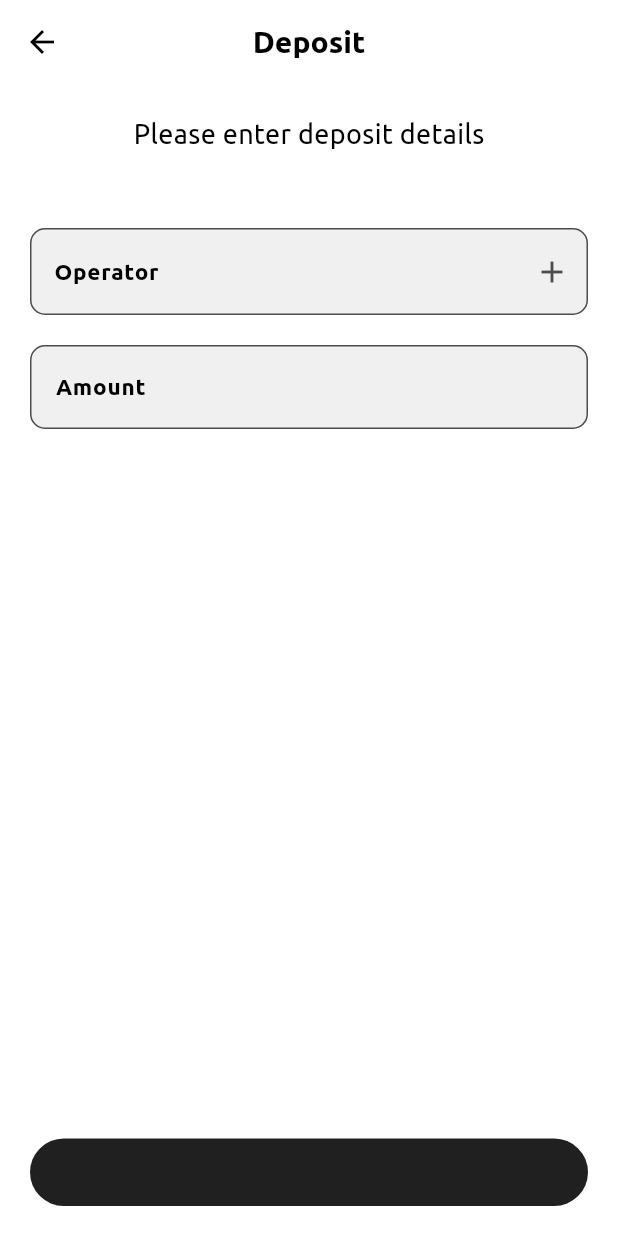
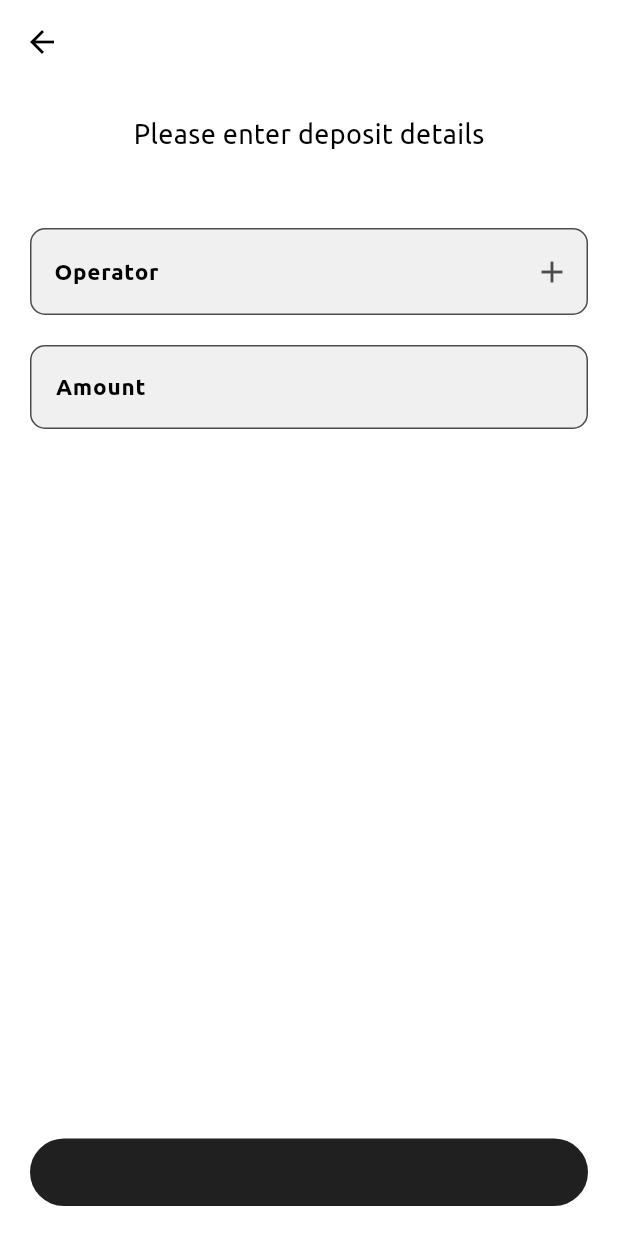
Before and after one commit to top2429/Finance-App, a Flutter app: the DepositDetails screen opened directly, on a phone screen of 412 x 824 dp. Run offline on Flutter 3.47's test engine with Material 3 defaults, Android fonts, the phone set to English and light mode, and no system bars; our stand-ins replace buttons_tabbar, cloud_firestore, firebase_auth, firebase_core, fl_chart, flutter_otp_text_field and 3 more; missing offline and left inert: flutterwave_standard, pin_plus_keyboard; accounts and stored records are empty; project files that could hold a hidden picture were left out.

Commit message:
fix: Some features is updated.

```diff
--- a/lib/features/deposit/presentation/depositDetails.dart
+++ b/lib/features/deposit/presentation/depositDetails.dart
@@ -61,10 +61,6 @@ class _DepositDetailsState extends ConsumerState<DepositDetails> {
       ),
       appBar: AppBar(
         centerTitle: true,
-        title: const Text(
-          "Deposit",
-          style: TextStyle(fontSize: 20),
-        ),
         elevation: 0,
         backgroundColor: Colors.white,
         leading: IconButton(
```
